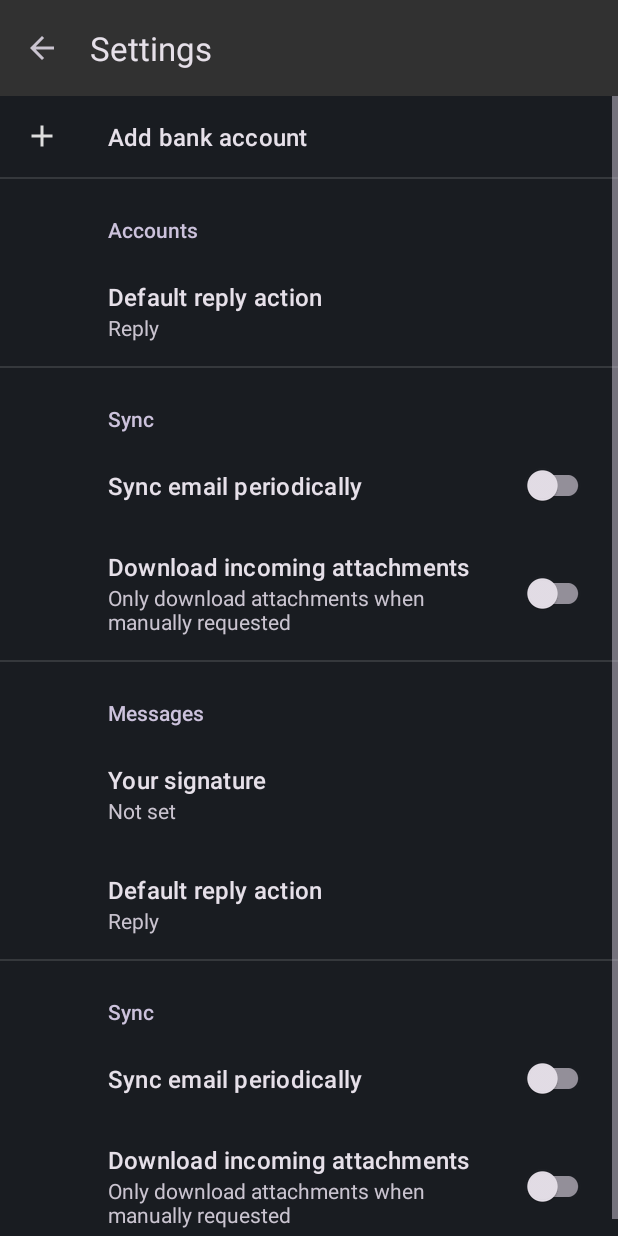
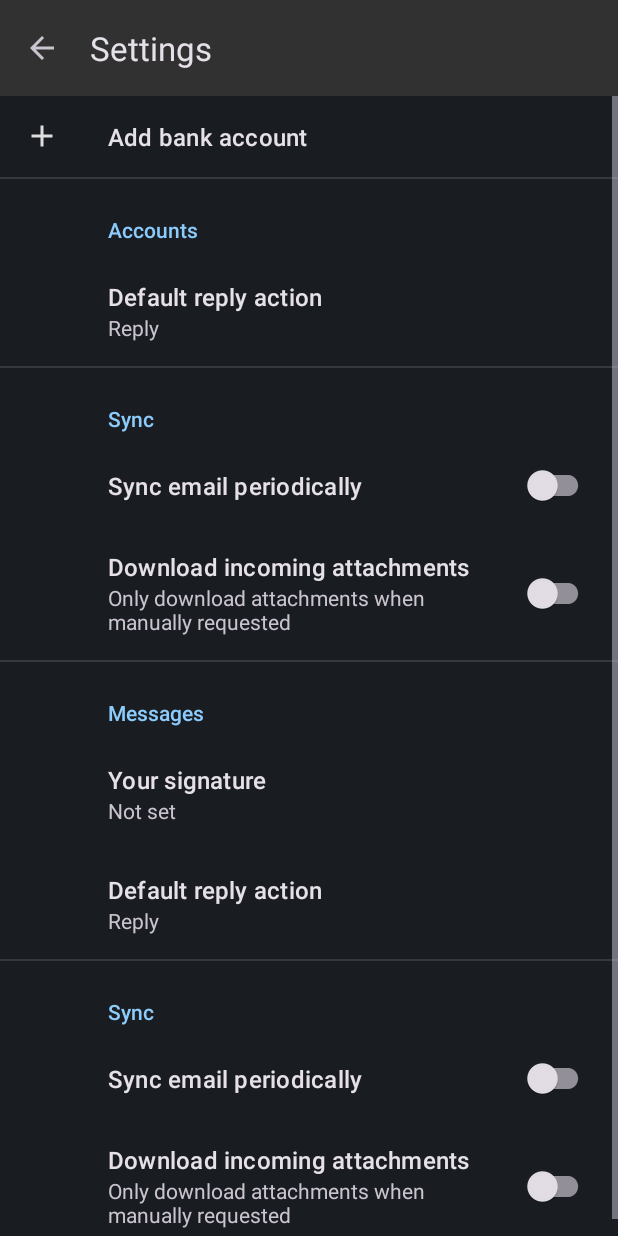
Before and after one commit to araymondmiracosta/Finance, an Android app: the screen it shows after launch (SettingsActivity), in the options menu, after a tap on "Settings", on a phone screen of 412 x 824 dp. Run offline under Robolectric (Android 15) with nearby library versions, the phone set to English and light mode, and no system bars; our stand-ins replace androidx.preference.

Commit message:
Complete transaction date and time functionality

```diff
--- a/app/src/main/java/net/araymond/finance/NewAccountActivity.java
+++ b/app/src/main/java/net/araymond/finance/NewAccountActivity.java
@@ -83,7 +83,7 @@ public class NewAccountActivity extends AppCompatActivity {
             }
         }
         if (nameCheck) {
-            Values.accounts.add(new Account(accountNameBox.getText().toString(), Double.valueOf(accountBalanceBox.getText().toString())));
+            Values.accounts.add(new Account(accountNameBox.getText().toString(), Double.parseDouble(accountBalanceBox.getText().toString())));
             if (Utility.writeSaveData(this)) {
                 Toast.makeText(this, "Data saved! Account size:" + Values.accounts.size(), Toast.LENGTH_LONG).show();
             } else {
--- a/app/src/main/java/net/araymond/finance/NewTransactionActivity.java
+++ b/app/src/main/java/net/araymond/finance/NewTransactionActivity.java
@@ -2,6 +2,7 @@ package net.araymond.finance;
 
 import android.app.DatePickerDialog;
 import android.content.Context;
+import android.content.DialogInterface;
 import android.os.Bundle;
 import android.text.Editable;
 import android.text.TextWatcher;
@@ -18,16 +19,21 @@ import androidx.appcompat.app.AppCompatActivity;
 import androidx.appcompat.widget.Toolbar;
 import androidx.core.content.res.ResourcesCompat;
 
+import com.google.android.material.datepicker.MaterialDatePicker;
+import com.google.android.material.datepicker.MaterialPickerOnPositiveButtonClickListener;
 import com.google.android.material.textfield.TextInputEditText;
+import com.google.android.material.timepicker.MaterialTimePicker;
+import com.google.android.material.timepicker.TimeFormat;
 
+import java.text.SimpleDateFormat;
 import java.time.LocalDate;
-import java.time.LocalDateTime;
 import java.time.LocalTime;
+import java.time.format.DateTimeFormatter;
+import java.time.format.FormatStyle;
 import java.util.Calendar;
 
 public class NewTransactionActivity extends AppCompatActivity {
     boolean isPositive = false;
-    Context context = this;
     LocalDate localDate;
     LocalTime localTime;
 
@@ -51,16 +57,65 @@ public class NewTransactionActivity extends AppCompatActivity {
         Button negativeButton = (Button) findViewById(R.id.negativeButton);
         Button applyButton = (Button) findViewById(R.id.applyButton);
 
+        // Time selection
+        DateTimeFormatter timeFormatter = DateTimeFormatter.ofPattern(Values.timeFormat);
+        MaterialTimePicker materialTimePicker = new MaterialTimePicker.Builder()
+                .setTitleText("Select transaction time").setTimeFormat(Values.timeScheme).build();
+
+        localTime = LocalTime.now();
+        transactionTime.setText(localTime.format(timeFormatter));
+
+        transactionTime.setOnClickListener(new View.OnClickListener() {
+            @Override
+            public void onClick(View view) {
+                materialTimePicker.show(getSupportFragmentManager(), "Material_Time_Picker");
+            }
+        });
+
+        materialTimePicker.addOnPositiveButtonClickListener(
+                new View.OnClickListener() {
+                    @Override
+                    public void onClick(View view) {
+                        localTime = LocalTime.of(materialTimePicker.getHour(), materialTimePicker.getMinute());
+                        transactionDate.setText(localTime.format(timeFormatter));
+                    }
+                }
+        );
+
+        // End time selection
+
+        // Date selection
         Calendar calendar = Calendar.getInstance();
+        DateTimeFormatter dateTimeFormatter = DateTimeFormatter.ofPattern(Values.dateFormat);
 
-        DatePickerDialog datePickerDialog = new DatePickerDialog(this,
-            new DatePickerDialog.OnDateSetListener() {
-                @Override
-                public void onDateSet(DatePicker view, int year, int month, int day) {
-                    localDate = LocalDate.of(year, month, day);
+        localDate = LocalDate.now();
+        transactionDate.setText(localDate.format(dateTimeFormatter));
+
+        MaterialDatePicker.Builder materialDateBuilder = MaterialDatePicker.Builder.datePicker();
+        materialDateBuilder.setTitleText("Select transaction date");
+        final MaterialDatePicker materialDatePicker = materialDateBuilder.build();
+
+        materialDatePicker.addOnPositiveButtonClickListener(
+                new MaterialPickerOnPositiveButtonClickListener<Long>() {
+                    @Override
+                    public void onPositiveButtonClick(Long selection) {
+                        Calendar selectedDate = Calendar.getInstance();
+                        selectedDate.setTimeInMillis(selection);
+                        localDate = LocalDate.of(selectedDate.get(Calendar.YEAR),
+                                (selectedDate.get(Calendar.MONTH) + 1), (selectedDate.get(Calendar.DAY_OF_MONTH) + 1));
+                        transactionDate.setText(localDate.format(dateTimeFormatter));
+                    }
                 }
-            }, calendar.get(Calendar.YEAR), calendar.get(Calendar.MONTH), calendar.get(Calendar.DAY_OF_MONTH));
+        );
 
+        transactionDate.setOnClickListener(new View.OnClickListener() {
+            @Override
+            public void onClick(View view) {
+//                datePickerDialog.show();
+                materialDatePicker.show(getSupportFragmentManager(), "Material_Date_Picker");
+            }
+        });
+        // End date selection
 
         applyButton.setEnabled(false);
         transactionCategory.setThreshold(0);
@@ -77,12 +132,6 @@ public class NewTransactionActivity extends AppCompatActivity {
         transactionCategory.setAdapter(new ArrayAdapter<String>
                 (this, android.R.layout.simple_dropdown_item_1line, Values.categories));
 
-        transactionDate.setOnClickListener(new View.OnClickListener() {
-            @Override
-            public void onClick(View view) {
-                datePickerDialog.show();
-            }
-        });
 
         addButton.setOnClickListener(new View.OnClickListener() {
             public void onClick(View view) {
@@ -167,13 +216,13 @@ public class NewTransactionActivity extends AppCompatActivity {
         Button negativeButton = (Button) findViewById(R.id.negativeButton);
         Button applyButton = (Button) findViewById(R.id.applyButton);
 
-        Values.accounts.add(new Account(transactionDescription.getText().toString(), Double.parseDouble(transactionAmount.getText().toString())));
-        if (Utility.writeSaveData(this)) {
-            Toast.makeText(this, "Data saved! Account size:" + Values.accounts.size(), Toast.LENGTH_LONG).show();
-        }
-        else {
-            Toast.makeText(this, "Data was not saved properly.", Toast.LENGTH_LONG).show();
-        }
+//        Values.accounts.add(new Account(transactionDescription.getText().toString(), Double.parseDouble(transactionAmount.getText().toString())));
+ //       if (Utility.writeSaveData(this)) {
+ //           Toast.makeText(this, "Data saved! Account size:" + Values.accounts.size(), Toast.LENGTH_LONG).show();
+ //       }
+ //       else {
+ //           Toast.makeText(this, "Data was not saved properly.", Toast.LENGTH_LONG).show();
+ //       }
         onBackPressed();
     }
 }
--- a/app/src/main/java/net/araymond/finance/Values.java
+++ b/app/src/main/java/net/araymond/finance/Values.java
@@ -1,10 +1,14 @@
 package net.araymond.finance;
 
+import com.google.android.material.timepicker.TimeFormat;
+
 import java.util.ArrayList;
+import java.util.Locale;
 
 public class Values {
-    static int total;
-    static String language = "en", country = "us";
+    static int total, timeScheme = TimeFormat.CLOCK_24H;
+    static String language = "en", country = "us", dateFormat = "MM-dd-yyyy", timeFormat = "HH:mm";
     static ArrayList<Account> accounts = new ArrayList<Account>();
     static ArrayList<String> categories = new ArrayList<>();
+    static Locale locale = new Locale(language, country);
 }
--- a/app/src/main/res/values/colors.xml
+++ b/app/src/main/res/values/colors.xml
@@ -8,6 +8,8 @@
     <color name="buttonBackgroundTintPressed">#3a414a</color>
     <color name="buttonTextColor">#8cccfc</color>
 
+    <color name="hintColor">#dedede</color>
+
     <color name="buttonBackgroundTintDisabled">#20272e</color>
     <color name="buttonTextColorDisabled">#7c7c7c</color>
 </resources>
--- a/app/src/main/res/values/generic_textbox_style.xml
+++ b/app/src/main/res/values/generic_textbox_style.xml
@@ -3,6 +3,6 @@
     <style name="generic_textbox_style" parent="Widget.Material3.TextInputEditText.OutlinedBox">
         <item name="boxStrokeColor">@color/generic_textbox_strokecolor_selector</item>
         <item name="hintTextColor">@color/generic_textbox_strokecolor_selector</item>
-        <item name="android:textColorHint">@color/generic_textbox_strokecolor_selector</item>
+        <item name="android:textColorHint">@color/hintColor</item>
     </style>
 </resources>
--- a/app/src/main/res/values/themes.xml
+++ b/app/src/main/res/values/themes.xml
@@ -5,5 +5,12 @@
         <item name="android:navigationBarColor">@color/backgroundDark</item>
         <item name="actionBarStyle">@color/backgroundBarDark</item>
         <item name="android:windowBackground">@color/backgroundDark</item>
+
+        <item name="colorPrimary">@color/primaryDark</item>
+        <item name="colorPrimaryDark">@color/primaryDark</item>
+        <item name="colorAccent">@color/primaryDark</item>
+
+        <item name="colorPrimaryContainer">@color/backgroundBarDark</item>
+
     </style>
 </resources>
```
